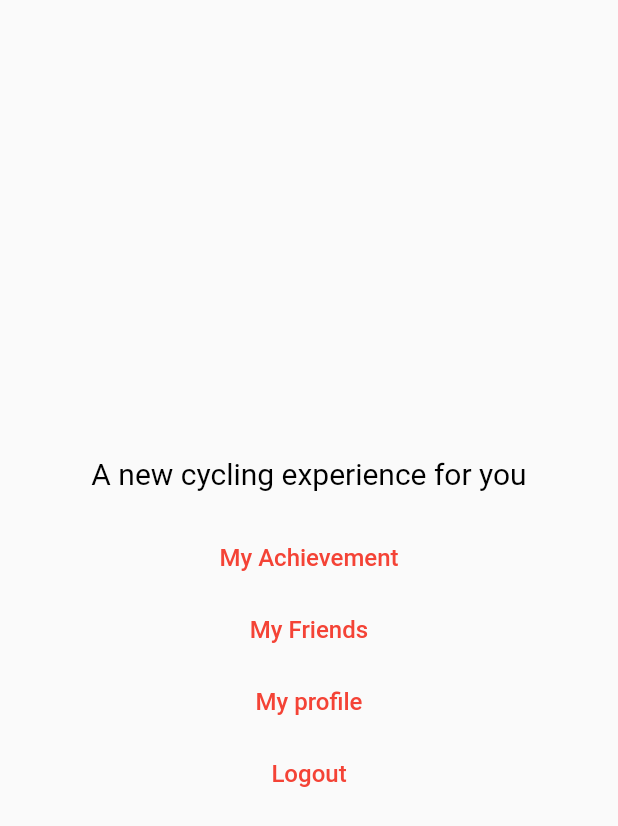
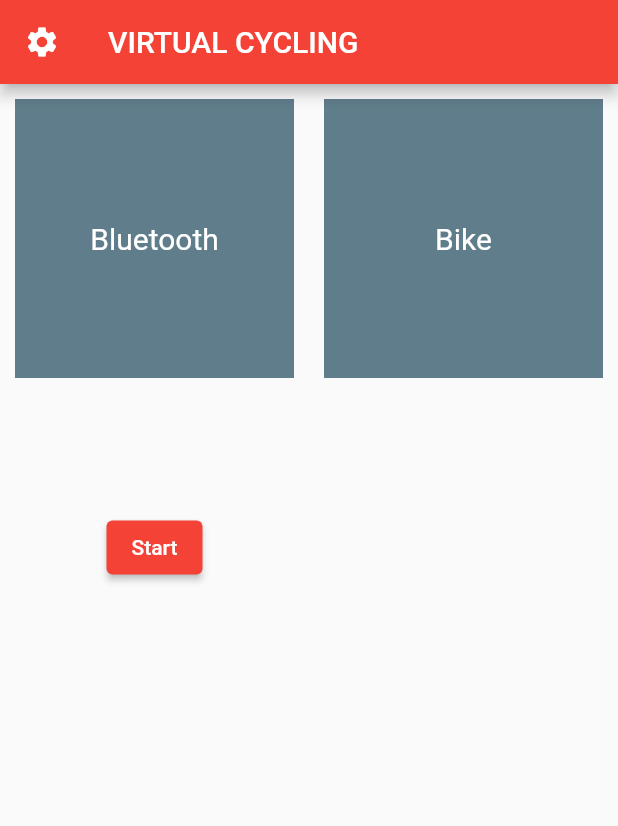
Before and after one commit to jordhi404/Virtual-Cycling, a Flutter app: the screen it shows after launch, after a tap on "Login", on a phone screen of 412 x 824 dp. Shown: the top 826 px of the screen. Run offline on Flutter 3.47's test engine with Material 2 defaults, Android fonts, the phone set to English and light mode, and no system bars.

Commit message:
Update homepage.dart

```diff
--- a/lib/homepage.dart
+++ b/lib/homepage.dart
@@ -1,61 +1,126 @@
 import 'package:flutter/material.dart';
-import 'package:virtual_cycling_app/achievement.dart';
-import 'package:virtual_cycling_app/friend_list.dart';
-import 'package:virtual_cycling_app/login_page.dart';
+import 'package:virtual_cycling_app/pages/achievement.dart';
+import 'package:virtual_cycling_app/pages/friend_list.dart';
+import 'package:virtual_cycling_app/pages/login_page.dart';
 import 'package:virtual_cycling_app/my_avatar.dart';
-import 'package:virtual_cycling_app/profile.dart';
+import 'package:virtual_cycling_app/pages/profile.dart';
+import 'package:virtual_cycling_app/utils/bluetooth.dart';
 
 class Homepage extends StatelessWidget {
   @override
   Widget build(BuildContext context){
-    final description = Padding(
-      padding: EdgeInsets.all(20),
-      child: RichText(
-        textAlign: TextAlign.center,
-        text: TextSpan(
-          text: 'A new cycling experience for you', style: TextStyle(color: Colors.black, fontSize: 20)
+    // final description = Padding(
+    //   padding: EdgeInsets.all(20),
+    //   child: RichText(
+    //     textAlign: TextAlign.center,
+    //     text: TextSpan(
+    //       text: 'A new cycling experience for you', style: TextStyle(color: Colors.black, fontSize: 20)
+    //     ),
+    //   ),
+    // );
+    // final buttonBluetooth = Padding(
+    //   padding: EdgeInsets.only(bottom: 5),
+    //   child: ButtonTheme(
+    //     height: 56,
+    //     child: ElevatedButton(
+    //       style: ButtonStyle(
+    //         shape: MaterialStateProperty.all<RoundedRectangleBorder>(RoundedRectangleBorder(
+    //           borderRadius: BorderRadius.circular(18.0)
+    //         ))
+    //       ),
+    //       child: Text('Bluetooth', style: TextStyle(color: Colors.white, fontSize: 20)),
+    //       onPressed: () => {
+    //         Navigator.push(context, MaterialPageRoute(builder: (context) => BluetoothPage()))
+    //       },
+    //     ),
+    //   ),
+    // );
+    // final AchievementButton = TextButton(
+    //   onPressed: () => Navigator.pushReplacement(context, MaterialPageRoute(builder: ((context) => Achievement()))),
+    //   child: Text('My Achievement', style: TextStyle(color: Colors.red, fontSize: 16),),
+    // );
+    // final FriendListButton = TextButton(
+    //   onPressed: () => Navigator.pushReplacement(context, MaterialPageRoute(builder: ((context) => friends()))),
+    //   child: Text('My Friends', style: TextStyle(color: Colors.red, fontSize: 16),),
+    // );
+    // final ProfileButton = TextButton(
+    //   onPressed: () => Navigator.pushReplacement(context, MaterialPageRoute(builder: ((context) => Profile()))),
+    //   child: Text('My profile', style: TextStyle(color: Colors.red, fontSize: 16),),
+    // );
+    // final buttonLogout = TextButton(
+    //   onPressed: () => showDialog<String>(
+    //     context: context,
+    //     builder: (BuildContext context) => AlertDialog(
+    //       title: const Text('Attention!'),
+    //       content: const Text('You are logging out right now'),
+    //       actions: <Widget>[
+    //         TextButton(
+    //           onPressed: () => Navigator.pushReplacement(context, MaterialPageRoute(builder: ((context) => Login()))),
+    //           child: const Text('Ok'),
+    //         ),
+    //       ],
+    //     ),
+    //   ),
+    //   child: Text('Logout', style: TextStyle(color: Colors.red, fontSize: 16),),
+    // );
+
+    return Scaffold(
+      appBar: AppBar(
+        title: Text('VIRTUAL CYCLING'),
+        leading: Builder(
+          builder: (BuildContext context) {
+            return IconButton(
+              onPressed: () {},
+              icon: Icon(Icons.settings)
+            );
+          },
         ),
       ),
-    );
-    final AchievementButton = TextButton(
-      onPressed: () => Navigator.pushReplacement(context, MaterialPageRoute(builder: ((context) => Achievement()))),
-      child: Text('My Achievement', style: TextStyle(color: Colors.red, fontSize: 16),),
-    );
-    final FriendListButton = TextButton(
-      onPressed: () => Navigator.pushReplacement(context, MaterialPageRoute(builder: ((context) => friends()))),
-      child: Text('My Friends', style: TextStyle(color: Colors.red, fontSize: 16),),
-    );
-    final ProfileButton = TextButton(
-      onPressed: () => Navigator.pushReplacement(context, MaterialPageRoute(builder: ((context) => Profile()))),
-      child: Text('My profile', style: TextStyle(color: Colors.red, fontSize: 16),),
-    );
-    final buttonLogout = TextButton(
-      onPressed: () => showDialog<String>(
-        context: context,
-        builder: (BuildContext context) => AlertDialog(
-          title: const Text('Attention!'),
-          content: const Text('You are logging out right now'),
-          actions: <Widget>[
-            TextButton(
-              onPressed: () => Navigator.pushReplacement(context, MaterialPageRoute(builder: ((context) => Login()))),
-              child: const Text('Ok'),
+      body: Column(
+        crossAxisAlignment: CrossAxisAlignment.center,
+        children: [
+          Expanded(
+            child: GridView.count(
+              crossAxisCount: 2,
+              children: [
+                Container(
+                  margin: EdgeInsets.all(10.0),
+                  color: Colors.blueGrey,
+                  child: Center(
+                    child: Text(
+                      'Bluetooth',
+                      style: TextStyle(
+                        color: Colors.white,
+                        fontSize: 20.0,
+                      ),
+                    ),
+                  ),
+                ),
+                Container(
+                  margin: EdgeInsets.all(10.0),
+                  color: Colors.blueGrey,
+                  child: Center(
+                    child: Text(
+                      'Bike',
+                      style: TextStyle(
+                        color: Colors.white,
+                        fontSize: 20.0,
+                      ),
+                    ),
+                  ),
+                ),
+                SafeArea(
+                  child: Center(
+                    child: ElevatedButton(
+                      onPressed: () {},
+                      child: Text('Start')
+                    )
+                  )
+                )
+              ],
             ),
-          ],
-        ),
-      ),
-      child: Text('Logout', style: TextStyle(color: Colors.red, fontSize: 16),),
-    );
-    return SafeArea(
-      child: Scaffold(
-        body: Center(
-          child: ListView(
-            shrinkWrap: true,
-            padding: EdgeInsets.symmetric(horizontal: 20),
-            children: <Widget>[
-              description, AchievementButton, FriendListButton, ProfileButton, buttonLogout
-            ],
-          ),
-        ),
+          )
+        ],
       )
     );
   }
```
